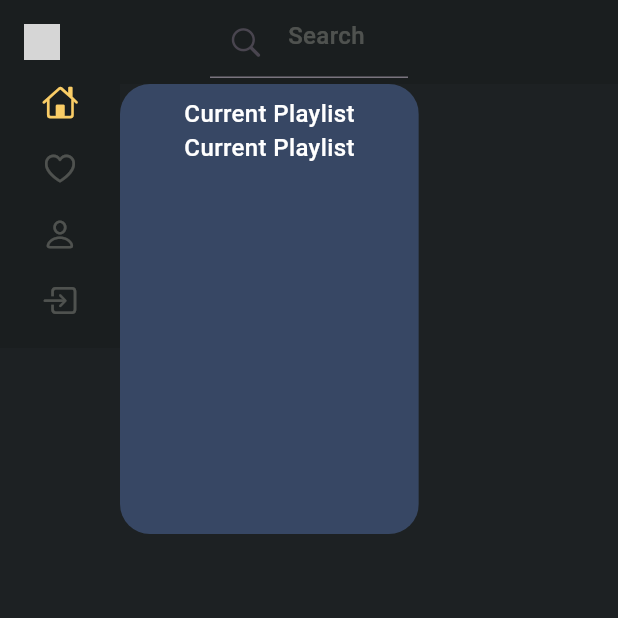
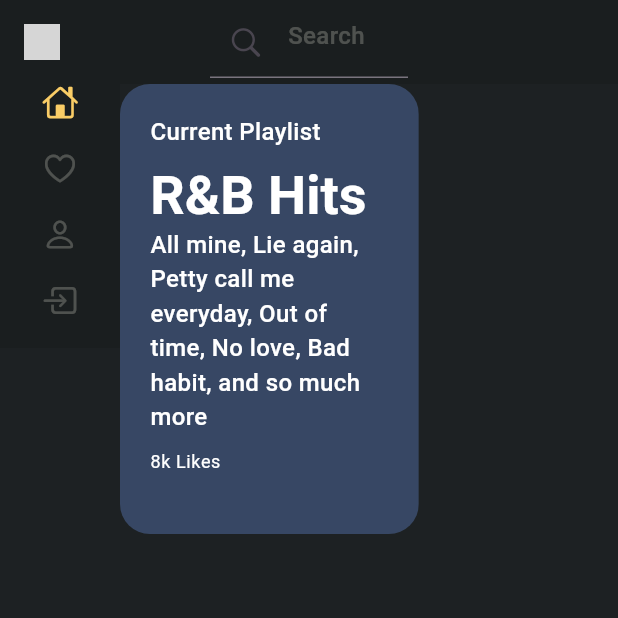
Before and after one commit to moozunch/musica, a Flutter app: the screen it shows after launch, on a phone screen of 412 x 824 dp, the top half of it. Run offline on Flutter 3.47's test engine with Material 3 defaults, Android fonts, the light colour scheme and no system bars; our stand-ins replace flutter_dotenv; Roboto replaces fonts that are missing (SF-PRO-Text); grey boxes are pictures that could not be loaded.

Commit message:
huge home display

```diff
--- a/lib/main.dart
+++ b/lib/main.dart
@@ -3,7 +3,7 @@ import 'package:flutter/cupertino.dart';
 import 'widgets/sidebar.dart';
 import 'widgets/searchbar.dart' as searchbar;
 import 'package:flutter_dotenv/flutter_dotenv.dart';
-// import 'widgets/hugehomedisplay.dart';
+import 'widgets/hugehomedisplay.dart';
 
 void main() async {
   await dotenv.load(fileName: ".env");
@@ -93,37 +93,6 @@ class _MyHomePageState extends State<MyHomePage> {
     );
   }
 }
-
-
-class HugeDisplay extends StatelessWidget {
-  @override
-  Widget build(BuildContext context) {
-    return ClipRRect(
-      borderRadius: BorderRadius.circular(20),
-      child: Container(
-        color:Color.fromARGB(95, 99, 136, 209),
-        height: 300,
-        width: 600,
-        child: Padding(
-          padding: const EdgeInsets.all(8.0),
-          child: Column(
-            children: [
-              Text('Current Playlist', style: Theme.of(context).textTheme.bodyMedium?.copyWith(color: Theme.of(context).focusColor) ?? TextStyle(color: Theme.of(context).focusColor),  ),
-
-
-              Text('Current Playlist', style: Theme.of(context).textTheme.bodyMedium?.copyWith(color: Theme.of(context).focusColor) ?? TextStyle(color: Theme.of(context).focusColor),  ),
-            ],
-          ),
-
-
-
-        ),
-
-      ),
-    );
-  }
-}
-
 //variable for spotify autentikasi
 class SpotifyAuthService {
   final String clientId = dotenv.env['CLIENT_ID']!;
--- a/lib/widgets/hugehomedisplay.dart
+++ b/lib/widgets/hugehomedisplay.dart
@@ -4,15 +4,38 @@ import 'package:flutter/cupertino.dart';
 class HugeDisplay extends StatelessWidget {
   @override
   Widget build(BuildContext context) {
-    return Container(
-      child: Padding(
-        padding: const EdgeInsets.all(8.0),
-        child: Column(children: [
-          const Text('Current Playlist'),
-          Container(
-            color: Colors.red,
+    return ClipRRect(
+      borderRadius: BorderRadius.circular(20),
+      child: Container(
+        color:Color.fromARGB(95, 99, 136, 209),
+        height: 300,
+        width: 600,
+        child: Padding(
+          padding: const EdgeInsets.all(20.20),
+          child: Column(
+            crossAxisAlignment: CrossAxisAlignment.start,
+            children: [
+              Text('Current Playlist', style: Theme.of(context).textTheme.bodyMedium?.copyWith(color: Theme.of(context).focusColor) ?? TextStyle(color: Theme.of(context).focusColor)),
+              Spacer(),
+              Column(
+                crossAxisAlignment: CrossAxisAlignment.start,
+                children: [
+                  Text('R&B Hits', style: Theme.of(context).textTheme.displayMedium?.copyWith(color: Theme.of(context).focusColor) ?? TextStyle(color: Theme.of(context).focusColor)),
+                  Container(constraints: BoxConstraints(minWidth: 100, maxWidth: 300),
+                  child: Text('All mine, Lie again, Petty call me everyday, Out of time, No love, Bad habit, and so much more', style: Theme.of(context).textTheme.bodyMedium?.copyWith(color: Theme.of(context).focusColor) ?? TextStyle(color: Theme.of(context).focusColor))),
+                ],
+              ),
+              Spacer(), //spacer akan mengambil ruang kosong yang tersisa, sehingga menyeimbangkan posisi vertikalnya.
+              Column(
+                mainAxisAlignment: MainAxisAlignment.start,
+                children: [
+                  Text('8k Likes', style: Theme.of(context).textTheme.bodySmall?.copyWith(color: Theme.of(context).focusColor) ?? TextStyle(color: Theme.of(context).focusColor)),
+                ],
+              ),
+              SizedBox(height: 20) //space dengan height terkontrol
+            ],
           ),
-        ],),
+        ),
       ),
     );
   }
```
